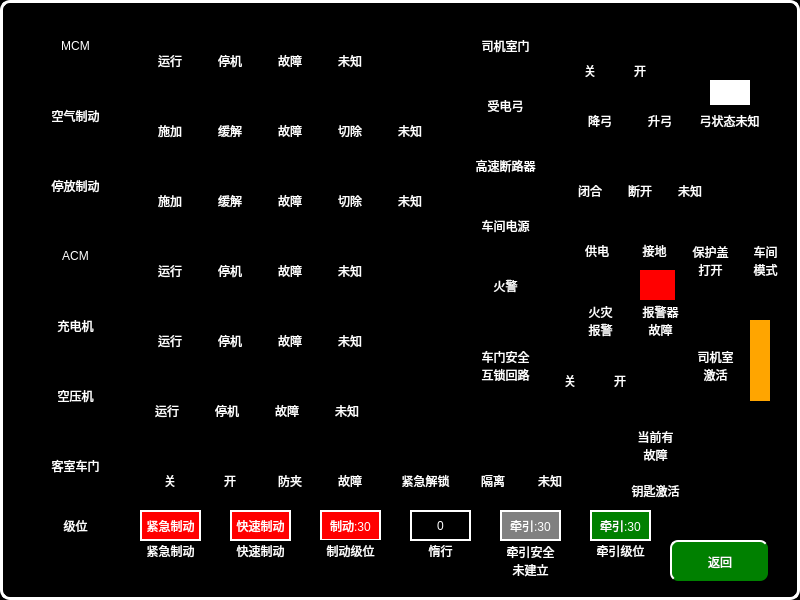
Before: the Qt Designer form vehiclehelppage.ui in mayue-crrc/ShenyangMetro9DB, drawn with Qt 5.
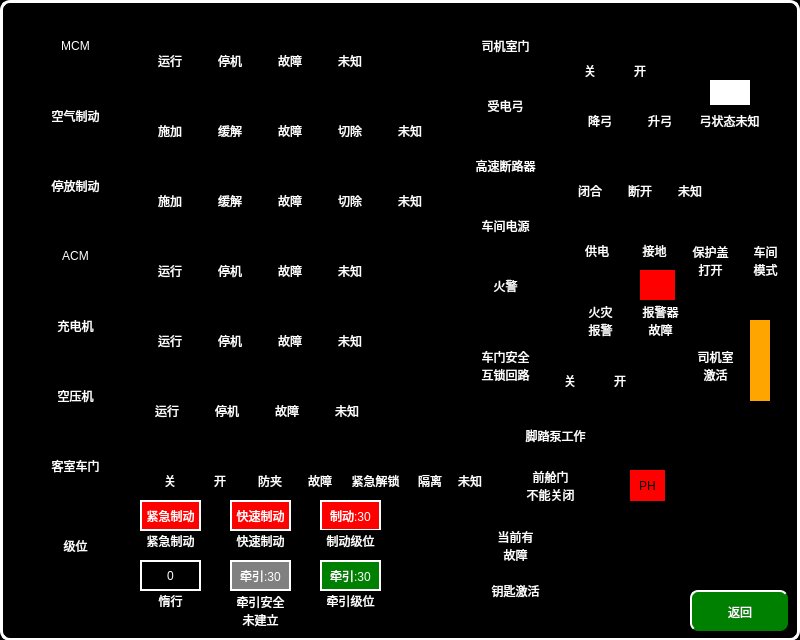
After: the same form once the commit is applied. Icons and pictures are not drawn.

The edit to the form file:
```diff
--- a/vehiclehelppage.ui
+++ b/vehiclehelppage.ui
@@ -7,7 +7,7 @@
     <x>0</x>
     <y>0</y>
     <width>800</width>
-    <height>600</height>
+    <height>640</height>
    </rect>
   </property>
   <property name="windowTitle">
@@ -39,8 +39,8 @@
   <widget class="QPushButton" name="pushButton">
    <property name="geometry">
     <rect>
-     <x>670</x>
-     <y>540</y>
+     <x>690</x>
+     <y>590</y>
      <width>98</width>
      <height>41</height>
     </rect>
@@ -1281,7 +1281,7 @@
   <widget class="QLabel" name="label_66">
    <property name="geometry">
     <rect>
-     <x>210</x>
+     <x>200</x>
      <y>470</y>
      <width>40</width>
      <height>21</height>
@@ -1301,7 +1301,7 @@
   <widget class="QLabel" name="label_67">
    <property name="geometry">
     <rect>
-     <x>220</x>
+     <x>210</x>
      <y>440</y>
      <width>25</width>
      <height>31</height>
@@ -1320,7 +1320,7 @@
   <widget class="QLabel" name="label_68">
    <property name="geometry">
     <rect>
-     <x>340</x>
+     <x>310</x>
      <y>440</y>
      <width>25</width>
      <height>31</height>
@@ -1358,7 +1358,7 @@
   <widget class="QLabel" name="label_70">
    <property name="geometry">
     <rect>
-     <x>270</x>
+     <x>250</x>
      <y>470</y>
      <width>40</width>
      <height>21</height>
@@ -1378,7 +1378,7 @@
   <widget class="QLabel" name="label_71">
    <property name="geometry">
     <rect>
-     <x>330</x>
+     <x>300</x>
      <y>470</y>
      <width>40</width>
      <height>21</height>
@@ -1398,7 +1398,7 @@
   <widget class="QLabel" name="label_72">
    <property name="geometry">
     <rect>
-     <x>280</x>
+     <x>260</x>
      <y>440</y>
      <width>25</width>
      <height>31</height>
@@ -1417,7 +1417,7 @@
   <widget class="QLabel" name="label_73">
    <property name="geometry">
     <rect>
-     <x>540</x>
+     <x>460</x>
      <y>440</y>
      <width>25</width>
      <height>31</height>
@@ -1436,7 +1436,7 @@
   <widget class="QLabel" name="label_74">
    <property name="geometry">
     <rect>
-     <x>390</x>
+     <x>340</x>
      <y>470</y>
      <width>71</width>
      <height>21</height>
@@ -1456,7 +1456,7 @@
   <widget class="QLabel" name="label_75">
    <property name="geometry">
     <rect>
-     <x>473</x>
+     <x>410</x>
      <y>470</y>
      <width>40</width>
      <height>21</height>
@@ -1476,7 +1476,7 @@
   <widget class="QLabel" name="label_76">
    <property name="geometry">
     <rect>
-     <x>480</x>
+     <x>417</x>
      <y>440</y>
      <width>25</width>
      <height>31</height>
@@ -1495,7 +1495,7 @@
   <widget class="QLabel" name="label_77">
    <property name="geometry">
     <rect>
-     <x>410</x>
+     <x>360</x>
      <y>440</y>
      <width>25</width>
      <height>31</height>
@@ -1514,7 +1514,7 @@
   <widget class="QLabel" name="label_78">
    <property name="geometry">
     <rect>
-     <x>530</x>
+     <x>450</x>
      <y>470</y>
      <width>40</width>
      <height>21</height>
@@ -1868,7 +1868,7 @@
      <x>0</x>
      <y>0</y>
      <width>800</width>
-     <height>600</height>
+     <height>641</height>
     </rect>
    </property>
    <property name="styleSheet">
@@ -1886,7 +1886,7 @@
    <property name="geometry">
     <rect>
      <x>140</x>
-     <y>540</y>
+     <y>530</y>
      <width>61</width>
      <height>21</height>
     </rect>
@@ -1906,7 +1906,7 @@
    <property name="geometry">
     <rect>
      <x>20</x>
-     <y>510</y>
+     <y>530</y>
      <width>111</width>
      <height>31</height>
     </rect>
@@ -1922,7 +1922,7 @@
    <property name="geometry">
     <rect>
      <x>140</x>
-     <y>510</y>
+     <y>500</y>
      <width>61</width>
      <height>31</height>
     </rect>
@@ -1944,7 +1944,7 @@
    <property name="geometry">
     <rect>
      <x>230</x>
-     <y>540</y>
+     <y>530</y>
      <width>61</width>
      <height>21</height>
     </rect>
@@ -1964,7 +1964,7 @@
    <property name="geometry">
     <rect>
      <x>230</x>
-     <y>510</y>
+     <y>500</y>
      <width>61</width>
      <height>31</height>
     </rect>
@@ -1986,7 +1986,7 @@
    <property name="geometry">
     <rect>
      <x>320</x>
-     <y>510</y>
+     <y>500</y>
      <width>61</width>
      <height>31</height>
     </rect>
@@ -2009,7 +2009,7 @@
    <property name="geometry">
     <rect>
      <x>320</x>
-     <y>540</y>
+     <y>530</y>
      <width>61</width>
      <height>21</height>
     </rect>
@@ -2028,8 +2028,8 @@
   <widget class="QLabel" name="label_107">
    <property name="geometry">
     <rect>
-     <x>410</x>
-     <y>540</y>
+     <x>140</x>
+     <y>590</y>
      <width>61</width>
      <height>21</height>
     </rect>
@@ -2048,8 +2048,8 @@
   <widget class="QLabel" name="label_108">
    <property name="geometry">
     <rect>
-     <x>410</x>
-     <y>510</y>
+     <x>140</x>
+     <y>560</y>
      <width>61</width>
      <height>31</height>
     </rect>
@@ -2070,8 +2070,8 @@
   <widget class="QLabel" name="label_109">
    <property name="geometry">
     <rect>
-     <x>500</x>
-     <y>540</y>
+     <x>230</x>
+     <y>590</y>
      <width>61</width>
      <height>41</height>
     </rect>
@@ -2091,8 +2091,8 @@
   <widget class="QLabel" name="label_110">
    <property name="geometry">
     <rect>
-     <x>500</x>
-     <y>510</y>
+     <x>230</x>
+     <y>560</y>
      <width>61</width>
      <height>31</height>
     </rect>
@@ -2113,8 +2113,8 @@
   <widget class="QLabel" name="label_111">
    <property name="geometry">
     <rect>
-     <x>590</x>
-     <y>540</y>
+     <x>320</x>
+     <y>590</y>
      <width>61</width>
      <height>21</height>
     </rect>
@@ -2133,8 +2133,8 @@
   <widget class="QLabel" name="label_112">
    <property name="geometry">
     <rect>
-     <x>590</x>
-     <y>510</y>
+     <x>320</x>
+     <y>560</y>
      <width>61</width>
      <height>31</height>
     </rect>
@@ -2465,8 +2465,8 @@
   <widget class="QLabel" name="label_127">
    <property name="geometry">
     <rect>
-     <x>720</x>
-     <y>480</y>
+     <x>580</x>
+     <y>580</y>
      <width>41</width>
      <height>20</height>
     </rect>
@@ -2484,8 +2484,8 @@
   <widget class="QLabel" name="label_128">
    <property name="geometry">
     <rect>
-     <x>600</x>
-     <y>480</y>
+     <x>460</x>
+     <y>580</y>
      <width>111</width>
      <height>21</height>
     </rect>
@@ -2540,8 +2540,8 @@
   <widget class="QLabel" name="label_132">
    <property name="geometry">
     <rect>
-     <x>710</x>
-     <y>410</y>
+     <x>570</x>
+     <y>510</y>
      <width>61</width>
      <height>61</height>
     </rect>
@@ -2559,8 +2559,8 @@
   <widget class="QLabel" name="label_133">
    <property name="geometry">
     <rect>
-     <x>620</x>
-     <y>420</y>
+     <x>480</x>
+     <y>520</y>
      <width>71</width>
      <height>51</height>
     </rect>
@@ -2573,6 +2573,78 @@
     <set>Qt::AlignCenter</set>
    </property>
   </widget>
+  <widget class="QLabel" name="label_91">
+   <property name="geometry">
+    <rect>
+     <x>500</x>
+     <y>420</y>
+     <width>111</width>
+     <height>31</height>
+    </rect>
+   </property>
+   <property name="text">
+    <string>脚踏泵工作</string>
+   </property>
+   <property name="alignment">
+    <set>Qt::AlignCenter</set>
+   </property>
+  </widget>
+  <widget class="QLabel" name="label_131">
+   <property name="geometry">
+    <rect>
+     <x>630</x>
+     <y>420</y>
+     <width>35</width>
+     <height>31</height>
+    </rect>
+   </property>
+   <property name="styleSheet">
+    <string notr="true">border-image: url(:/images/images/footpump.bmp);</string>
+   </property>
+   <property name="text">
+    <string/>
+   </property>
+   <property name="alignment">
+    <set>Qt::AlignCenter</set>
+   </property>
+  </widget>
+  <widget class="QLabel" name="label_134">
+   <property name="geometry">
+    <rect>
+     <x>630</x>
+     <y>470</y>
+     <width>35</width>
+     <height>31</height>
+    </rect>
+   </property>
+   <property name="styleSheet">
+    <string notr="true">background-color: rgb(255, 0, 0);
+color:black</string>
+   </property>
+   <property name="text">
+    <string>PH</string>
+   </property>
+   <property name="alignment">
+    <set>Qt::AlignCenter</set>
+   </property>
+  </widget>
+  <widget class="QLabel" name="label_135">
+   <property name="geometry">
+    <rect>
+     <x>510</x>
+     <y>460</y>
+     <width>81</width>
+     <height>51</height>
+    </rect>
+   </property>
+   <property name="text">
+    <string>前舱门
+不能关闭</string>
+   </property>
+   <property name="alignment">
+    <set>Qt::AlignCenter</set>
+   </property>
+  </widget>
   <zorder>label_98</zorder>
   <zorder>pushButton</zorder>
   <zorder>label</zorder>
@@ -2705,6 +2777,10 @@
   <zorder>label_130</zorder>
   <zorder>label_132</zorder>
   <zorder>label_133</zorder>
+  <zorder>label_91</zorder>
+  <zorder>label_131</zorder>
+  <zorder>label_134</zorder>
+  <zorder>label_135</zorder>
  </widget>
  <resources/>
  <connections/>
```
